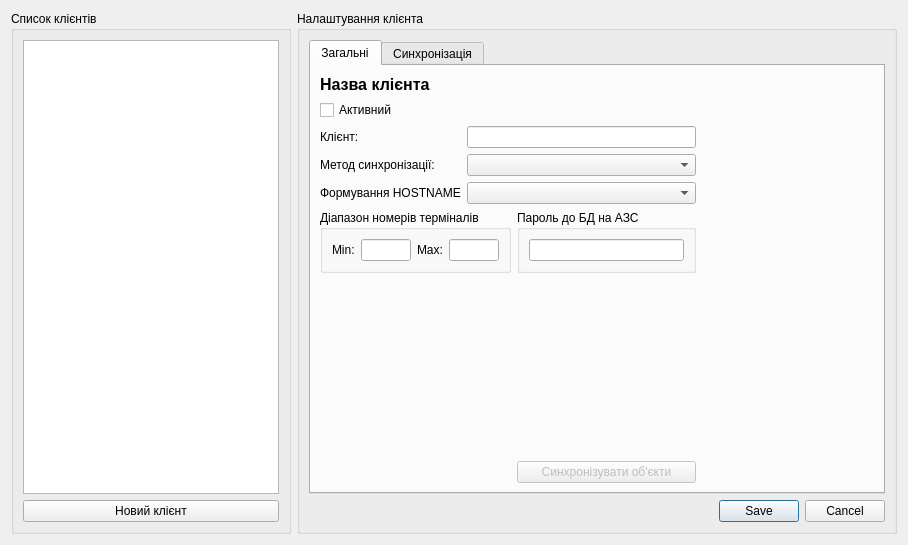
Before: the Qt Designer form Gandalf/Clients/clientslistdialog.ui in rust3128/WhiteTower, drawn with Qt 5.
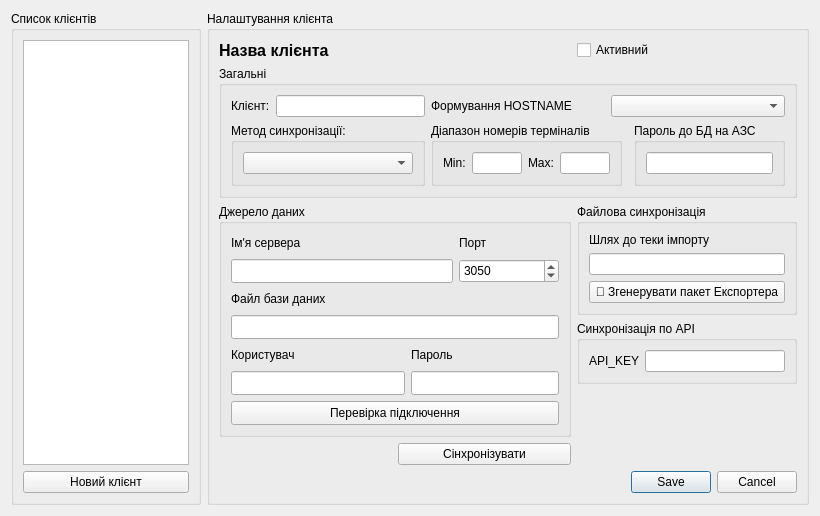
After: the same form once the commit is applied. The open tabs and pages were chosen to show the change. Icons and pictures are not drawn.

Commit message: Exporter is work

The edit to the form file:
```diff
--- a/Gandalf/Clients/clientslistdialog.ui
+++ b/Gandalf/Clients/clientslistdialog.ui
@@ -6,242 +6,21 @@
    <rect>
     <x>0</x>
     <y>0</y>
-    <width>908</width>
-    <height>545</height>
+    <width>820</width>
+    <height>516</height>
    </rect>
   </property>
   <property name="windowTitle">
    <string>Dialog</string>
   </property>
   <layout class="QGridLayout" name="gridLayout_3" columnstretch="0,1">
-   <item row="0" column="0">
-    <widget class="QGroupBox" name="groupBox">
-     <property name="title">
-      <string>Список клієнтів</string>
-     </property>
-     <layout class="QGridLayout" name="gridLayout">
-      <item row="0" column="0">
-       <widget class="QListWidget" name="clientsListWidget"/>
-      </item>
-      <item row="1" column="0">
-       <widget class="QPushButton" name="newClientButton">
-        <property name="text">
-         <string>Новий клієнт</string>
-        </property>
-       </widget>
-      </item>
-     </layout>
-    </widget>
-   </item>
    <item row="0" column="1">
     <widget class="QGroupBox" name="groupBox_2">
      <property name="title">
       <string>Налаштування клієнта</string>
      </property>
-     <layout class="QGridLayout" name="gridLayout_2">
-      <item row="0" column="0">
-       <widget class="QTabWidget" name="tabWidget">
-        <property name="currentIndex">
-         <number>0</number>
-        </property>
-        <widget class="QWidget" name="tabCommon">
-         <attribute name="title">
-          <string>Загальні</string>
-         </attribute>
-         <layout class="QGridLayout" name="gridLayout_6">
-          <item row="0" column="0">
-           <widget class="QLabel" name="labelTitle">
-            <property name="font">
-             <font>
-              <pointsize>12</pointsize>
-              <bold>true</bold>
-             </font>
-            </property>
-            <property name="text">
-             <string>Назва клієнта</string>
-            </property>
-           </widget>
-          </item>
-          <item row="5" column="3">
-           <spacer name="horizontalSpacer">
-            <property name="orientation">
-             <enum>Qt::Orientation::Horizontal</enum>
-            </property>
-            <property name="sizeHint" stdset="0">
-             <size>
-              <width>40</width>
-              <height>20</height>
-             </size>
-            </property>
-           </spacer>
-          </item>
-          <item row="5" column="0" colspan="2">
-           <widget class="QGroupBox" name="groupBox_3">
-            <property name="title">
-             <string>Діапазон номерів терміналів</string>
-            </property>
-            <layout class="QGridLayout" name="gridLayout_4">
-             <item row="0" column="0">
-              <widget class="QLabel" name="label_4">
-               <property name="text">
-                <string>Min:</string>
-               </property>
-              </widget>
-             </item>
-             <item row="0" column="1">
-              <widget class="QLineEdit" name="lineEditMinTermID">
-               <property name="minimumSize">
-                <size>
-                 <width>50</width>
-                 <height>0</height>
-                </size>
-               </property>
-               <property name="maximumSize">
-                <size>
-                 <width>50</width>
-                 <height>16777215</height>
-                </size>
-               </property>
-               <property name="jsonKey" stdset="0">
-                <string>term_id_min</string>
-               </property>
-              </widget>
-             </item>
-             <item row="0" column="2">
-              <widget class="QLabel" name="label_5">
-               <property name="text">
-                <string>Max:</string>
-               </property>
-              </widget>
-             </item>
-             <item row="0" column="3">
-              <widget class="QLineEdit" name="lineEditMaxTermID">
-               <property name="minimumSize">
-                <size>
-                 <width>50</width>
-                 <height>0</height>
-                </size>
-               </property>
-               <property name="maximumSize">
-                <size>
-                 <width>50</width>
-                 <height>16777215</height>
-                </size>
-               </property>
-               <property name="jsonKey" stdset="0">
-                <string>term_id_max</string>
-               </property>
-              </widget>
-             </item>
-            </layout>
-           </widget>
-          </item>
-          <item row="2" column="0">
-           <widget class="QLabel" name="label">
-            <property name="text">
-             <string>Клієнт:</string>
-            </property>
-           </widget>
-          </item>
-          <item row="3" column="1" colspan="2">
-           <widget class="QComboBox" name="comboBoxSyncMetod">
-            <property name="jsonKey" stdset="0">
-             <string>sync_method</string>
-            </property>
-           </widget>
-          </item>
-          <item row="4" column="0">
-           <widget class="QLabel" name="label_3">
-            <property name="text">
-             <string>Формування HOSTNAME</string>
-            </property>
-           </widget>
-          </item>
-          <item row="1" column="0">
-           <widget class="QCheckBox" name="checkBoxIsActive">
-            <property name="text">
-             <string>Активний</string>
-            </property>
-            <property name="jsonKey" stdset="0">
-             <string>is_active</string>
-            </property>
-           </widget>
-          </item>
-          <item row="4" column="1" colspan="2">
-           <widget class="QComboBox" name="comboBoxTemplateHostname">
-            <property name="jsonKey" stdset="0">
-             <string>ip_gen_method_id</string>
-            </property>
-           </widget>
-          </item>
-          <item row="5" column="2">
-           <widget class="QGroupBox" name="groupBox_4">
-            <property name="title">
-             <string>Пароль до БД на АЗС</string>
-            </property>
-            <layout class="QGridLayout" name="gridLayout_5">
-             <item row="0" column="0">
-              <widget class="QLineEdit" name="lineEditAZSFbPass">
-               <property name="jsonKey" stdset="0">
-                <string>gas_station_db_password</string>
-               </property>
-              </widget>
-             </item>
-            </layout>
-           </widget>
-          </item>
-          <item row="2" column="1" colspan="2">
-           <widget class="QLineEdit" name="lineEditClientName">
-            <property name="jsonKey" stdset="0">
-             <string>client_name</string>
-            </property>
-           </widget>
-          </item>
-          <item row="6" column="2">
-           <spacer name="verticalSpacer">
-            <property name="orientation">
-             <enum>Qt::Orientation::Vertical</enum>
-            </property>
-            <property name="sizeHint" stdset="0">
-             <size>
-              <width>20</width>
-              <height>40</height>
-             </size>
-            </property>
-           </spacer>
-          </item>
-          <item row="3" column="0">
-           <widget class="QLabel" name="label_2">
-            <property name="text">
-             <string>Метод синхронізації:</string>
-            </property>
-           </widget>
-          </item>
-          <item row="7" column="2">
-           <widget class="QPushButton" name="pushButtonSync">
-            <property name="enabled">
-             <bool>false</bool>
-            </property>
-            <property name="text">
-             <string>Синхронізувати об'єкти</string>
-            </property>
-           </widget>
-          </item>
-         </layout>
-        </widget>
-        <widget class="QWidget" name="tabSynck">
-         <attribute name="title">
-          <string>Синхронізація</string>
-         </attribute>
-         <layout class="QGridLayout" name="gridLayout_7">
-          <item row="0" column="0">
-           <widget class="QStackedWidget" name="stackedWidgetSync">
-            <property name="currentIndex">
-             <number>2</number>
-            </property>
-            <widget class="QWidget" name="pageDirect">
              <layout class="QGridLayout" name="gridLayout_9">
-              <item row="0" column="0">
+      <item row="5" column="0" rowspan="3" colspan="2">
                <widget class="QGroupBox" name="groupBoxDatabase">
                 <property name="minimumSize">
                  <size>
@@ -250,7 +29,7 @@
                  </size>
                 </property>
                 <property name="title">
-                 <string>Центральна база даних</string>
+         <string>Джерело даних</string>
                 </property>
                 <layout class="QGridLayout" name="gridLayout_8">
                  <item row="5" column="1" colspan="2">
@@ -397,36 +176,65 @@
                 </layout>
                </widget>
               </item>
-              <item row="0" column="1">
-               <spacer name="horizontalSpacer_2">
-                <property name="orientation">
-                 <enum>Qt::Orientation::Horizontal</enum>
-                </property>
-                <property name="sizeHint" stdset="0">
-                 <size>
-                  <width>179</width>
-                  <height>20</height>
-                 </size>
-                </property>
-               </spacer>
+      <item row="5" column="2">
+       <widget class="QGroupBox" name="groupBoxFileSettings">
+        <property name="title">
+         <string>Файлова синхронізація</string>
+        </property>
+        <layout class="QGridLayout" name="gridLayout_2">
+         <item row="2" column="0">
+          <widget class="QPushButton" name="pushButtonGenerateExporter">
+           <property name="enabled">
+            <bool>true</bool>
+           </property>
+           <property name="text">
+            <string>💾 Згенерувати пакет Експортера</string>
+           </property>
+          </widget>
               </item>
               <item row="1" column="0">
-               <spacer name="verticalSpacer_2">
-                <property name="orientation">
-                 <enum>Qt::Orientation::Vertical</enum>
-                </property>
-                <property name="sizeHint" stdset="0">
-                 <size>
-                  <width>20</width>
-                  <height>155</height>
-                 </size>
-                </property>
-               </spacer>
+          <widget class="QLineEdit" name="lineEditImportPathFile">
+           <property name="jsonKey" stdset="0">
+            <string>config_file.import_path</string>
+           </property>
+          </widget>
+         </item>
+         <item row="0" column="0">
+          <widget class="QLabel" name="label_12">
+           <property name="text">
+            <string>Шлях до теки імпорту</string>
+           </property>
+          </widget>
               </item>
              </layout>
             </widget>
-            <widget class="QWidget" name="pagePalantir">
-             <layout class="QGridLayout" name="gridLayout_10">
+      </item>
+      <item row="8" column="1">
+       <widget class="QPushButton" name="pushButtonSync">
+        <property name="text">
+         <string>Сінхронізувати</string>
+        </property>
+       </widget>
+      </item>
+      <item row="0" column="0" colspan="2">
+       <widget class="QLabel" name="labelTitle">
+        <property name="font">
+         <font>
+          <pointsize>12</pointsize>
+          <bold>true</bold>
+         </font>
+        </property>
+        <property name="text">
+         <string>Назва клієнта</string>
+        </property>
+       </widget>
+      </item>
+      <item row="6" column="2">
+       <widget class="QGroupBox" name="groupBoxSyncAPI">
+        <property name="title">
+         <string>Синхронізація по API</string>
+        </property>
+        <layout class="QGridLayout" name="gridLayout_6">
               <item row="0" column="0">
                <widget class="QLabel" name="label_11">
                 <property name="text">
@@ -443,35 +251,196 @@
               </item>
              </layout>
             </widget>
-            <widget class="QWidget" name="pageFile">
-             <layout class="QGridLayout" name="gridLayout_11">
-              <item row="0" column="0">
-               <widget class="QLabel" name="label_12">
-                <property name="text">
-                 <string>Шлях до теки імпорту</string>
-                </property>
-               </widget>
-              </item>
-              <item row="0" column="1">
-               <widget class="QLineEdit" name="lineEditPathroFile">
-                <property name="jsonKey" stdset="0">
-                 <string>config_file.import_path</string>
-                </property>
-               </widget>
-              </item>
-             </layout>
-            </widget>
-           </widget>
-          </item>
-         </layout>
-        </widget>
-       </widget>
-      </item>
-      <item row="1" column="0">
+      </item>
+      <item row="9" column="0" colspan="3">
        <widget class="QDialogButtonBox" name="buttonBox">
         <property name="standardButtons">
          <set>QDialogButtonBox::StandardButton::Cancel|QDialogButtonBox::StandardButton::Save</set>
         </property>
+        <property name="centerButtons">
+         <bool>false</bool>
+        </property>
+       </widget>
+      </item>
+      <item row="0" column="2">
+       <widget class="QCheckBox" name="checkBoxIsActive">
+        <property name="text">
+         <string>Активний</string>
+        </property>
+        <property name="jsonKey" stdset="0">
+         <string>is_active</string>
+        </property>
+       </widget>
+      </item>
+      <item row="3" column="0" colspan="3">
+       <widget class="QGroupBox" name="groupBoxGeneral">
+        <property name="title">
+         <string>Загальні</string>
+        </property>
+        <layout class="QGridLayout" name="gridLayout_7">
+         <item row="3" column="2" colspan="2">
+          <widget class="QGroupBox" name="groupBoxMinMacTerm">
+           <property name="title">
+            <string>Діапазон номерів терміналів</string>
+           </property>
+           <layout class="QGridLayout" name="gridLayout_4">
+            <item row="0" column="1">
+             <widget class="QLineEdit" name="lineEditMinTermID">
+              <property name="minimumSize">
+               <size>
+                <width>50</width>
+                <height>0</height>
+               </size>
+              </property>
+              <property name="maximumSize">
+               <size>
+                <width>50</width>
+                <height>16777215</height>
+               </size>
+              </property>
+              <property name="jsonKey" stdset="0">
+               <string>term_id_min</string>
+              </property>
+             </widget>
+            </item>
+            <item row="0" column="2">
+             <widget class="QLabel" name="label_5">
+              <property name="text">
+               <string>Max:</string>
+              </property>
+             </widget>
+            </item>
+            <item row="0" column="3">
+             <widget class="QLineEdit" name="lineEditMaxTermID">
+              <property name="minimumSize">
+               <size>
+                <width>50</width>
+                <height>0</height>
+               </size>
+              </property>
+              <property name="maximumSize">
+               <size>
+                <width>50</width>
+                <height>16777215</height>
+               </size>
+              </property>
+              <property name="jsonKey" stdset="0">
+               <string>term_id_max</string>
+              </property>
+             </widget>
+            </item>
+            <item row="0" column="0">
+             <widget class="QLabel" name="label_4">
+              <property name="text">
+               <string>Min:</string>
+              </property>
+             </widget>
+            </item>
+           </layout>
+          </widget>
+         </item>
+         <item row="3" column="5">
+          <widget class="QGroupBox" name="groupBoxAZSPassDB">
+           <property name="title">
+            <string>Пароль до БД на АЗС</string>
+           </property>
+           <layout class="QGridLayout" name="gridLayout_5">
+            <item row="0" column="0">
+             <widget class="QLineEdit" name="lineEditAZSFbPass">
+              <property name="jsonKey" stdset="0">
+               <string>gas_station_db_password</string>
+              </property>
+             </widget>
+            </item>
+           </layout>
+          </widget>
+         </item>
+         <item row="1" column="1">
+          <widget class="QLineEdit" name="lineEditClientName">
+           <property name="jsonKey" stdset="0">
+            <string>client_name</string>
+           </property>
+          </widget>
+         </item>
+         <item row="1" column="0">
+          <widget class="QLabel" name="label">
+           <property name="text">
+            <string>Клієнт:</string>
+           </property>
+          </widget>
+         </item>
+         <item row="1" column="2" colspan="4">
+          <layout class="QHBoxLayout" name="horizontalLayout">
+           <item>
+            <widget class="QLabel" name="label_3">
+             <property name="text">
+              <string>Формування HOSTNAME</string>
+             </property>
+            </widget>
+           </item>
+           <item>
+            <widget class="QComboBox" name="comboBoxTemplateHostname">
+             <property name="jsonKey" stdset="0">
+              <string>ip_gen_method_id</string>
+             </property>
+            </widget>
+           </item>
+          </layout>
+         </item>
+         <item row="3" column="0" colspan="2">
+          <widget class="QGroupBox" name="groupBox">
+           <property name="title">
+            <string>Метод синхронізації:</string>
+           </property>
+           <layout class="QHBoxLayout" name="horizontalLayout_2">
+            <item>
+             <widget class="QComboBox" name="comboBoxSyncMetod">
+              <property name="jsonKey" stdset="0">
+               <string>sync_method</string>
+              </property>
+             </widget>
+            </item>
+           </layout>
+          </widget>
+         </item>
+        </layout>
+       </widget>
+      </item>
+     </layout>
+    </widget>
+   </item>
+   <item row="0" column="0">
+    <widget class="QGroupBox" name="groupBox">
+     <property name="sizePolicy">
+      <sizepolicy hsizetype="Preferred" vsizetype="Preferred">
+       <horstretch>0</horstretch>
+       <verstretch>0</verstretch>
+      </sizepolicy>
+     </property>
+     <property name="minimumSize">
+      <size>
+       <width>190</width>
+       <height>0</height>
+      </size>
+     </property>
+     <property name="maximumSize">
+      <size>
+       <width>190</width>
+       <height>16777215</height>
+      </size>
+     </property>
+     <property name="title">
+      <string>Список клієнтів</string>
+     </property>
+     <layout class="QGridLayout" name="gridLayout">
+      <item row="0" column="0">
+       <widget class="QListWidget" name="clientsListWidget"/>
+      </item>
+      <item row="1" column="0">
+       <widget class="QPushButton" name="newClientButton">
+        <property name="text">
+         <string>Новий клієнт</string>
+        </property>
        </widget>
       </item>
      </layout>
```
Left out of the diff: 7 changed lines with no effect on the pictures. Lines whose indentation alone changed are shown as unchanged. The commit also changes 16 other files.
